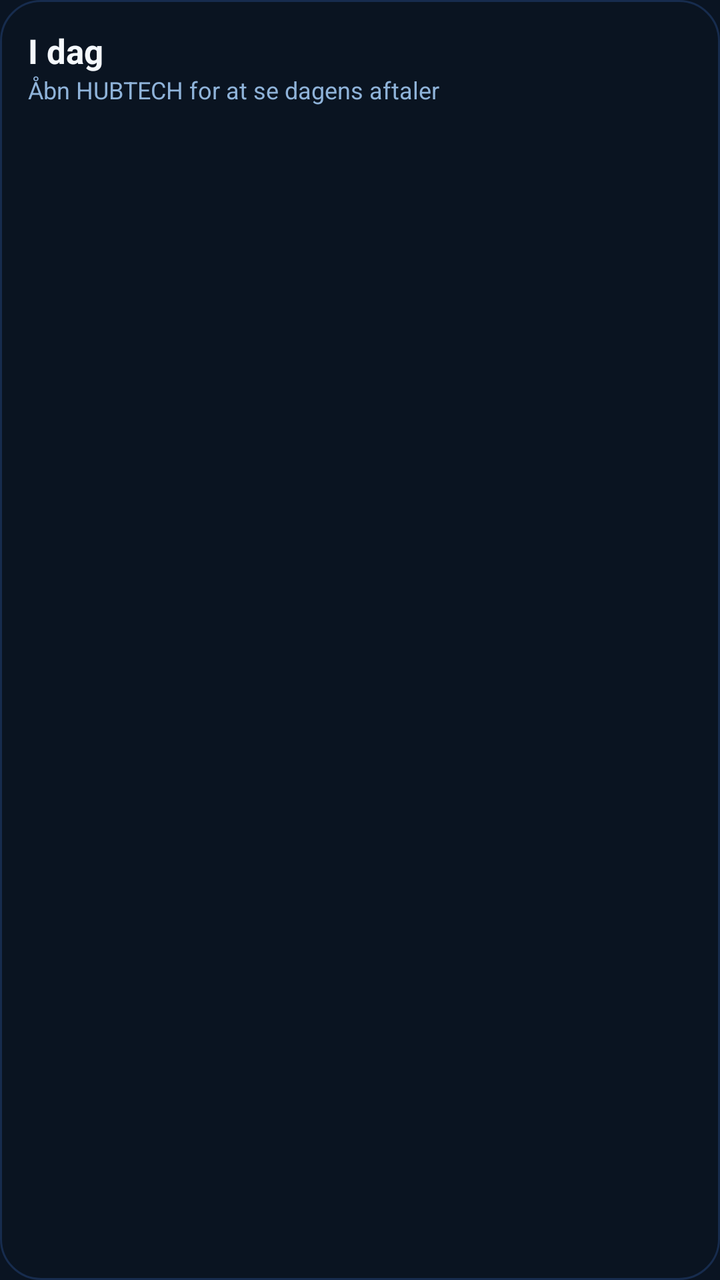
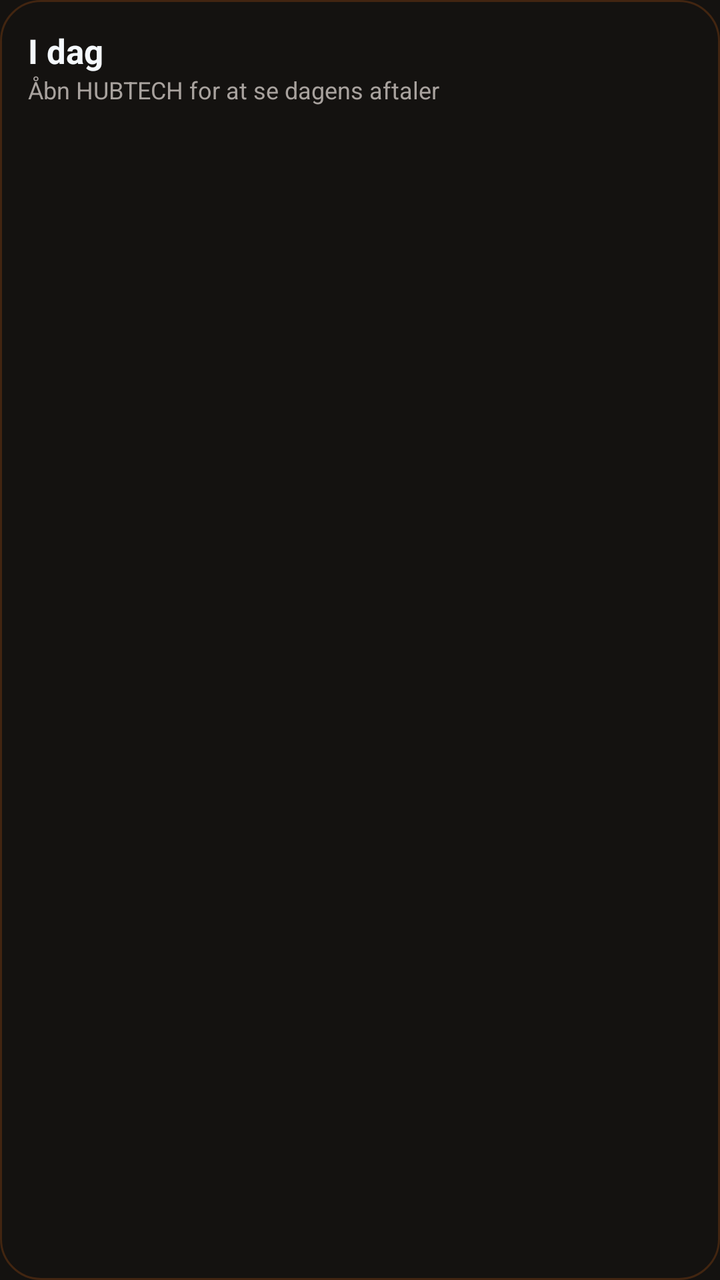

Screens rendered from an Android XML layout before and after an edit, with the pre-edit source and the edit as a unified diff.
<!-- AndroidManifest.xml: application theme Theme.Hubtech -->
<!-- res/layout/widget_today.xml -->
<?xml version="1.0" encoding="utf-8"?>
<LinearLayout xmlns:android="http://schemas.android.com/apk/res/android"
    android:id="@+id/w_root"
    android:layout_width="match_parent"
    android:layout_height="match_parent"
    android:orientation="vertical"
    android:padding="14dp"
    android:background="@drawable/widget_bg">
    <TextView android:id="@+id/w_title" android:layout_width="wrap_content" android:layout_height="wrap_content"
        android:text="@string/widget_title" android:textColor="#F4F8FC" android:textSize="17sp" android:textStyle="bold" />
    <TextView android:id="@+id/w_sub" android:layout_width="wrap_content" android:layout_height="wrap_content"
        android:text="@string/widget_empty" android:textColor="#8FB3D9" android:textSize="12sp" android:layout_marginBottom="6dp" />
    <TextView android:id="@+id/w_line1" style="@style/WidgetLine" />
    <TextView android:id="@+id/w_line2" style="@style/WidgetLine" />
    <TextView android:id="@+id/w_line3" style="@style/WidgetLine" />
    <TextView android:id="@+id/w_line4" style="@style/WidgetLine" />
    <TextView android:id="@+id/w_line5" style="@style/WidgetLine" />
</LinearLayout>
<!-- resources referenced by this layout -->
<resources>
  <!-- drawable widget_bg (drawable) -->
  <?xml version="1.0" encoding="utf-8"?>
  <shape xmlns:android="http://schemas.android.com/apk/res/android" android:shape="rectangle">
      <solid android:color="#E60A1422" />
      <corners android:radius="20dp" />
      <stroke android:width="1dp" android:color="#334C8DFF" />
  </shape>
  <string name="widget_empty">Åbn HUBTECH for at se dagens aftaler</string>
  <string name="widget_title">I dag</string>
  <style name="WidgetLine">
          <item name="android:layout_width">match_parent</item>
          <item name="android:layout_height">wrap_content</item>
          <item name="android:textColor">#DCE7F3</item>
          <item name="android:textSize">13sp</item>
          <item name="android:maxLines">1</item>
          <item name="android:ellipsize">end</item>
          <item name="android:paddingTop">2dp</item>
          <item name="android:visibility">gone</item>
      </style>
  <style name="Theme.Hubtech" parent="Theme.AppCompat.DayNight.NoActionBar">
          <item name="android:windowBackground">@color/hubtech_bg</item>
          <item name="android:statusBarColor">@color/hubtech_bg</item>
          <item name="android:navigationBarColor">@color/hubtech_bg</item>
          <item name="colorPrimary">@color/hubtech_accent</item>
          <item name="colorAccent">@color/hubtech_accent</item>
      </style>
  <color name="hubtech_bg">#0A1422</color>
  <color name="hubtech_accent">#4C8DFF</color>
</resources>

<!-- the commit's change to res/layout/widget_today.xml (unified diff, before → after) -->
@@ -9,7 +9,7 @@
     <TextView android:id="@+id/w_title" android:layout_width="wrap_content" android:layout_height="wrap_content"
         android:text="@string/widget_title" android:textColor="#F4F8FC" android:textSize="17sp" android:textStyle="bold" />
     <TextView android:id="@+id/w_sub" android:layout_width="wrap_content" android:layout_height="wrap_content"
-        android:text="@string/widget_empty" android:textColor="#8FB3D9" android:textSize="12sp" android:layout_marginBottom="6dp" />
+        android:text="@string/widget_empty" android:textColor="#A8A29E" android:textSize="12sp" android:layout_marginBottom="6dp" />
     <TextView android:id="@+id/w_line1" style="@style/WidgetLine" />
     <TextView android:id="@+id/w_line2" style="@style/WidgetLine" />
     <TextView android:id="@+id/w_line3" style="@style/WidgetLine" />
<!-- resource entries referenced after the edit -->
@@ -3,16 +3,16 @@
   <!-- drawable widget_bg (drawable) -->
   <?xml version="1.0" encoding="utf-8"?>
   <shape xmlns:android="http://schemas.android.com/apk/res/android" android:shape="rectangle">
-      <solid android:color="#E60A1422" />
+      <solid android:color="#E6141210" />
       <corners android:radius="20dp" />
-      <stroke android:width="1dp" android:color="#334C8DFF" />
+      <stroke android:width="1dp" android:color="#33F97316" />
   </shape>
   <string name="widget_empty">Åbn HUBTECH for at se dagens aftaler</string>
   <string name="widget_title">I dag</string>
   <style name="WidgetLine">
           <item name="android:layout_width">match_parent</item>
           <item name="android:layout_height">wrap_content</item>
-          <item name="android:textColor">#DCE7F3</item>
+          <item name="android:textColor">#E7E5E4</item>
           <item name="android:textSize">13sp</item>
           <item name="android:maxLines">1</item>
           <item name="android:ellipsize">end</item>
@@ -26,7 +26,7 @@
           <item name="colorPrimary">@color/hubtech_accent</item>
           <item name="colorAccent">@color/hubtech_accent</item>
       </style>
-  <color name="hubtech_bg">#0A1422</color>
-  <color name="hubtech_accent">#4C8DFF</color>
+  <color name="hubtech_bg">#141210</color>
+  <color name="hubtech_accent">#F97316</color>
 </resources>
 
